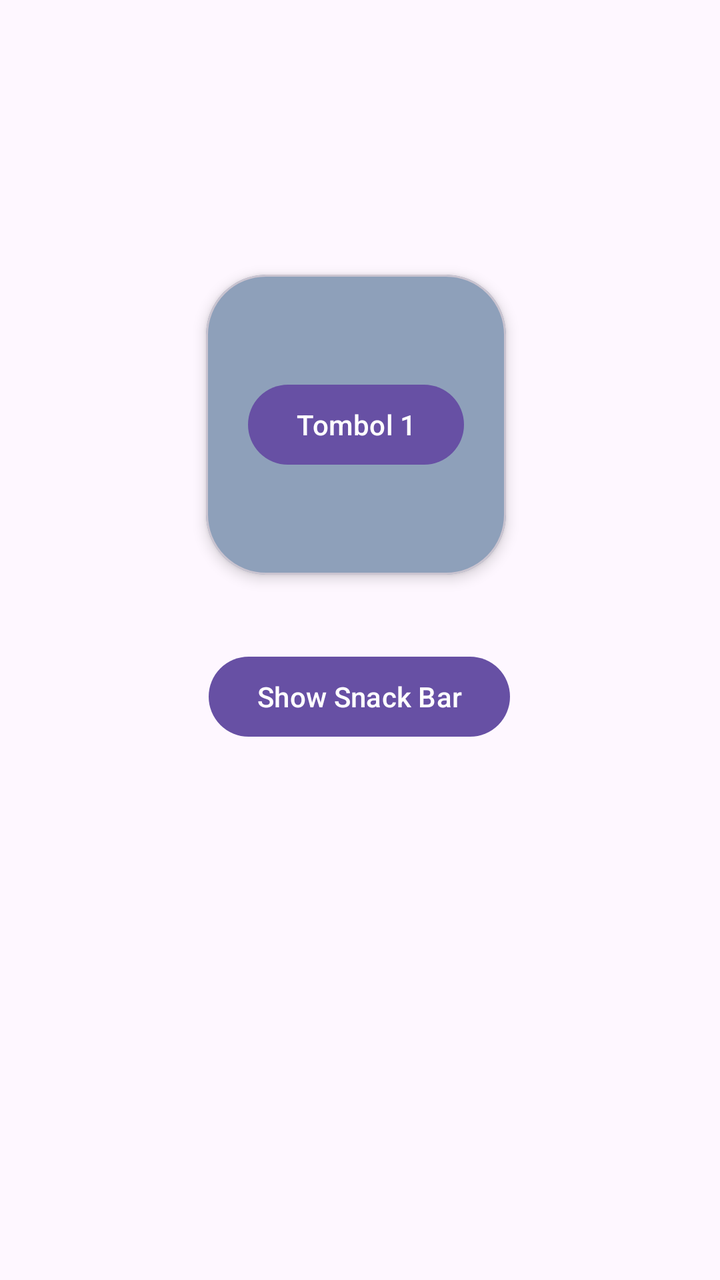
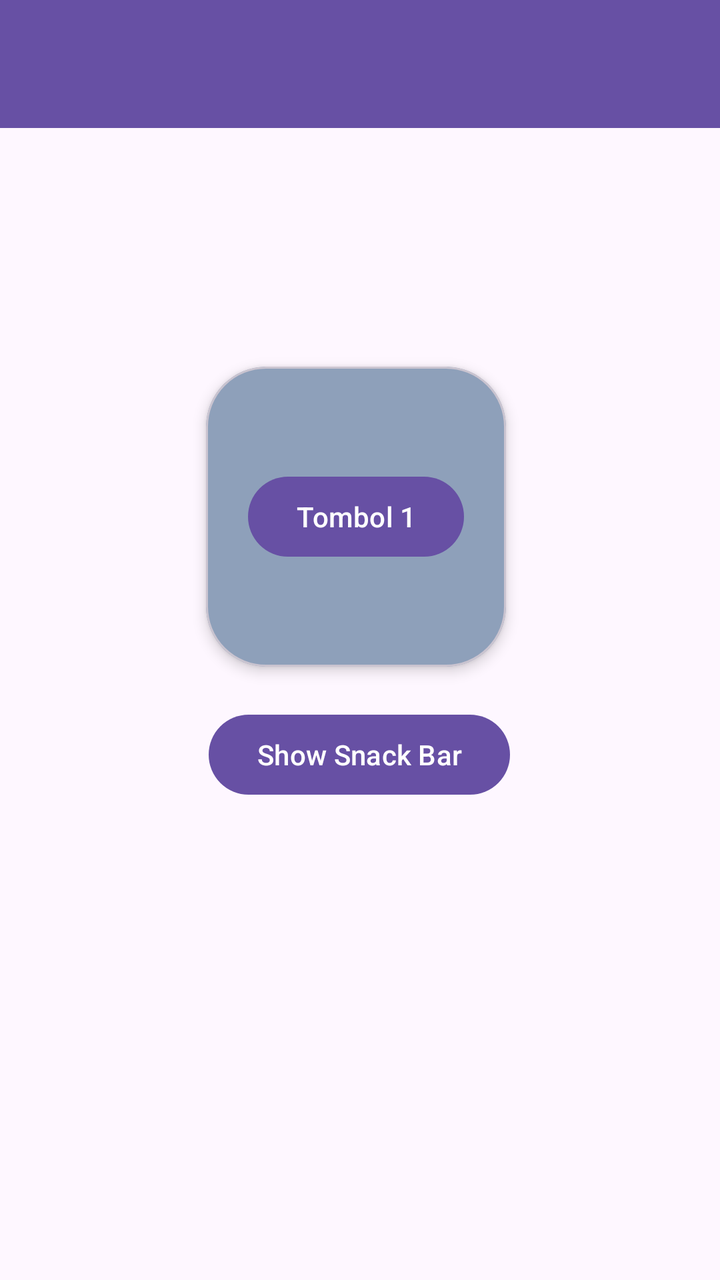

Screens rendered from an Android XML layout before and after an edit, with the pre-edit source and the edit as a unified diff.
<!-- AndroidManifest.xml: application theme Theme.Proxima_Centauri_B_Owen_3TIE -->
<!-- res/layout/activity_fourth.xml -->
<?xml version="1.0" encoding="utf-8"?>
<androidx.constraintlayout.widget.ConstraintLayout xmlns:android="http://schemas.android.com/apk/res/android"
    xmlns:app="http://schemas.android.com/apk/res-auto"
    xmlns:tools="http://schemas.android.com/tools"
    android:id="@+id/main"
    android:layout_width="match_parent"
    android:layout_height="match_parent"
    tools:context=".pertemuan_4.FourthActivity">

    <Button
        android:id="@+id/btnToMain"
        android:layout_width="wrap_content"
        android:layout_height="wrap_content"
        android:layout_marginStart="161dp"
        android:layout_marginTop="342dp"
        android:layout_marginEnd="160dp"
        android:layout_marginBottom="341dp"
        android:text="Back To Main"
        app:layout_constraintBottom_toBottomOf="parent"
        app:layout_constraintEnd_toEndOf="parent"
        app:layout_constraintHorizontal_bias="0.5"
        app:layout_constraintStart_toStartOf="parent"
        app:layout_constraintTop_toTopOf="parent"
        app:layout_constraintVertical_bias="0.5" />

    <Button
        android:id="@+id/btnShowSnackbar"
        android:layout_width="wrap_content"
        android:layout_height="wrap_content"
        android:text="Show Snack Bar"
        app:layout_constraintBottom_toBottomOf="parent"
        app:layout_constraintEnd_toEndOf="parent"
        app:layout_constraintHorizontal_bias="0.498"
        app:layout_constraintStart_toStartOf="parent"
        app:layout_constraintTop_toBottomOf="@+id/btnToMain"
        app:layout_constraintVertical_bias="0.095" />

    <com.google.android.material.card.MaterialCardView
        android:layout_width="150dp"
        android:layout_height="150dp"
        android:backgroundTint="@color/gray"
        app:cardCornerRadius="30dp"
        app:cardElevation="4dp"
        app:layout_constraintBottom_toBottomOf="parent"
        app:layout_constraintEnd_toEndOf="parent"
        app:layout_constraintHorizontal_bias="0.49"
        app:layout_constraintStart_toStartOf="parent"
        app:layout_constraintTop_toTopOf="parent"
        app:layout_constraintVertical_bias="0.28">

        <androidx.constraintlayout.widget.ConstraintLayout
            android:layout_width="match_parent"
            android:layout_height="match_parent"
            android:layout_margin="15dp"
            app:layout_constraintEnd_toEndOf="parent"
            app:layout_constraintHorizontal_bias="0.5"
            app:layout_constraintStart_toStartOf="parent">

            <Button
                android:id="@+id/btn1"
                android:layout_width="wrap_content"
                android:layout_height="wrap_content"
                android:text="Tombol 1"
                app:flow_horizontalBias="1.0"
                app:layout_constraintBottom_toBottomOf="parent"
                app:layout_constraintEnd_toEndOf="parent"
                app:layout_constraintStart_toStartOf="parent"
                app:layout_constraintTop_toTopOf="parent" />
        </androidx.constraintlayout.widget.ConstraintLayout>
    </com.google.android.material.card.MaterialCardView>
</androidx.constraintlayout.widget.ConstraintLayout>
<!-- resources referenced by this layout -->
<resources>
  <color name="gray">#8ea0ba</color>
  <style name="Theme.Proxima_Centauri_B_Owen_3TIE" parent="Base.Theme.Proxima_Centauri_B_Owen_3TIE" />
  <style name="Base.Theme.Proxima_Centauri_B_Owen_3TIE" parent="Theme.Material3.DayNight.NoActionBar">
          
          
      </style>
</resources>

<!-- the commit's change to res/layout/activity_fourth.xml (unified diff, before → after) -->
@@ -1,71 +1,85 @@
 <?xml version="1.0" encoding="utf-8"?>
-<androidx.constraintlayout.widget.ConstraintLayout xmlns:android="http://schemas.android.com/apk/res/android"
+<LinearLayout xmlns:android="http://schemas.android.com/apk/res/android"
     xmlns:app="http://schemas.android.com/apk/res-auto"
     xmlns:tools="http://schemas.android.com/tools"
     android:id="@+id/main"
     android:layout_width="match_parent"
     android:layout_height="match_parent"
+    android:orientation="vertical"
     tools:context=".pertemuan_4.FourthActivity">
 
-    <Button
-        android:id="@+id/btnToMain"
-        android:layout_width="wrap_content"
-        android:layout_height="wrap_content"
-        android:layout_marginStart="161dp"
-        android:layout_marginTop="342dp"
-        android:layout_marginEnd="160dp"
-        android:layout_marginBottom="341dp"
-        android:text="Back To Main"
-        app:layout_constraintBottom_toBottomOf="parent"
-        app:layout_constraintEnd_toEndOf="parent"
-        app:layout_constraintHorizontal_bias="0.5"
-        app:layout_constraintStart_toStartOf="parent"
-        app:layout_constraintTop_toTopOf="parent"
-        app:layout_constraintVertical_bias="0.5" />
+    <androidx.appcompat.widget.Toolbar
+        android:id="@+id/toolbar"
+        android:layout_width="match_parent"
+        android:layout_height="?attr/actionBarSize"
+        android:background="?attr/colorPrimary"
+        app:titleTextColor="@android:color/white"
+        app:subtitleTextColor="@android:color/white" />
 
-    <Button
-        android:id="@+id/btnShowSnackbar"
-        android:layout_width="wrap_content"
-        android:layout_height="wrap_content"
-        android:text="Show Snack Bar"
-        app:layout_constraintBottom_toBottomOf="parent"
-        app:layout_constraintEnd_toEndOf="parent"
-        app:layout_constraintHorizontal_bias="0.498"
-        app:layout_constraintStart_toStartOf="parent"
-        app:layout_constraintTop_toBottomOf="@+id/btnToMain"
-        app:layout_constraintVertical_bias="0.095" />
+    <androidx.constraintlayout.widget.ConstraintLayout
+        android:layout_width="match_parent"
+        android:layout_height="match_parent">
 
-    <com.google.android.material.card.MaterialCardView
-        android:layout_width="150dp"
-        android:layout_height="150dp"
-        android:backgroundTint="@color/gray"
-        app:cardCornerRadius="30dp"
-        app:cardElevation="4dp"
-        app:layout_constraintBottom_toBottomOf="parent"
-        app:layout_constraintEnd_toEndOf="parent"
-        app:layout_constraintHorizontal_bias="0.49"
-        app:layout_constraintStart_toStartOf="parent"
-        app:layout_constraintTop_toTopOf="parent"
-        app:layout_constraintVertical_bias="0.28">
-
-        <androidx.constraintlayout.widget.ConstraintLayout
-            android:layout_width="match_parent"
-            android:layout_height="match_parent"
-            android:layout_margin="15dp"
+        <Button
+            android:id="@+id/btnToMain"
+            android:layout_width="wrap_content"
+            android:layout_height="wrap_content"
+            android:layout_marginStart="161dp"
+            android:layout_marginTop="342dp"
+            android:layout_marginEnd="160dp"
+            android:layout_marginBottom="341dp"
+            android:text="Back To Main"
+            app:layout_constraintBottom_toBottomOf="parent"
             app:layout_constraintEnd_toEndOf="parent"
             app:layout_constraintHorizontal_bias="0.5"
-            app:layout_constraintStart_toStartOf="parent">
+            app:layout_constraintStart_toStartOf="parent"
+            app:layout_constraintTop_toTopOf="parent"
+            app:layout_constraintVertical_bias="0.5" />
 
-            <Button
-                android:id="@+id/btn1"
-                android:layout_width="wrap_content"
-                android:layout_height="wrap_content"
-                android:text="Tombol 1"
-                app:flow_horizontalBias="1.0"
-                app:layout_constraintBottom_toBottomOf="parent"
+        <Button
+            android:id="@+id/btnShowSnackbar"
+            android:layout_width="wrap_content"
+            android:layout_height="wrap_content"
+            android:text="Show Snack Bar"
+            app:layout_constraintBottom_toBottomOf="parent"
+            app:layout_constraintEnd_toEndOf="parent"
+            app:layout_constraintHorizontal_bias="0.498"
+            app:layout_constraintStart_toStartOf="parent"
+            app:layout_constraintTop_toBottomOf="@+id/btnToMain"
+            app:layout_constraintVertical_bias="0.095" />
+
+        <com.google.android.material.card.MaterialCardView
+            android:layout_width="150dp"
+            android:layout_height="150dp"
+            android:backgroundTint="@color/gray"
+            app:cardCornerRadius="30dp"
+            app:cardElevation="4dp"
+            app:layout_constraintBottom_toBottomOf="parent"
+            app:layout_constraintEnd_toEndOf="parent"
+            app:layout_constraintHorizontal_bias="0.49"
+            app:layout_constraintStart_toStartOf="parent"
+            app:layout_constraintTop_toTopOf="parent"
+            app:layout_constraintVertical_bias="0.28">
+
+            <androidx.constraintlayout.widget.ConstraintLayout
+                android:layout_width="match_parent"
+                android:layout_height="match_parent"
+                android:layout_margin="15dp"
                 app:layout_constraintEnd_toEndOf="parent"
-                app:layout_constraintStart_toStartOf="parent"
-                app:layout_constraintTop_toTopOf="parent" />
-        </androidx.constraintlayout.widget.ConstraintLayout>
-    </com.google.android.material.card.MaterialCardView>
-</androidx.constraintlayout.widget.ConstraintLayout>
+                app:layout_constraintHorizontal_bias="0.5"
+                app:layout_constraintStart_toStartOf="parent">
+
+                <Button
+                    android:id="@+id/btn1"
+                    android:layout_width="wrap_content"
+                    android:layout_height="wrap_content"
+                    android:text="Tombol 1"
+                    app:flow_horizontalBias="1.0"
+                    app:layout_constraintBottom_toBottomOf="parent"
+                    app:layout_constraintEnd_toEndOf="parent"
+                    app:layout_constraintStart_toStartOf="parent"
+                    app:layout_constraintTop_toTopOf="parent" />
+            </androidx.constraintlayout.widget.ConstraintLayout>
+        </com.google.android.material.card.MaterialCardView>
+    </androidx.constraintlayout.widget.ConstraintLayout>
+</LinearLayout>
